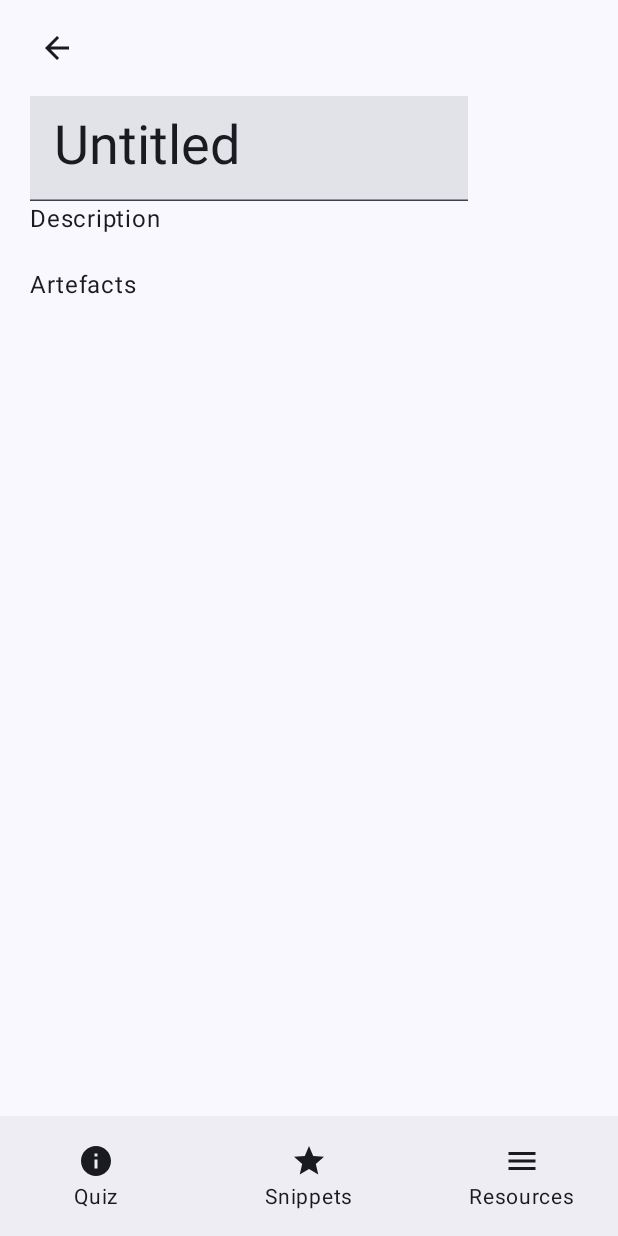
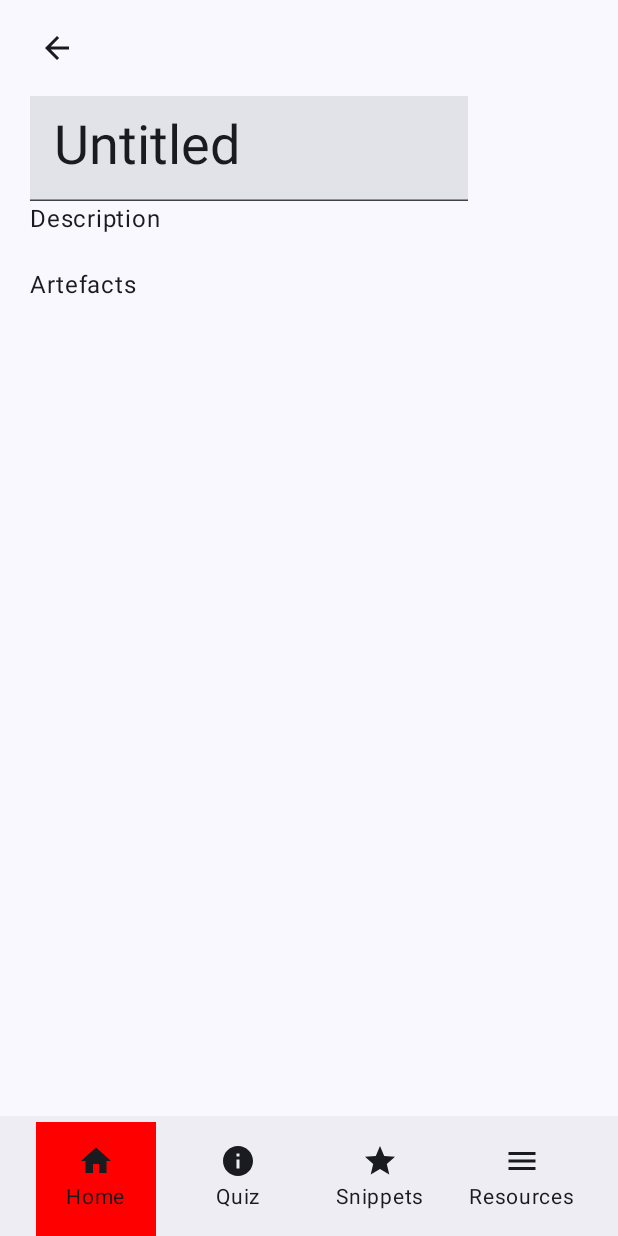
Before and after one commit to aminuolawale/Muffassa, an Android app built with Jetpack Compose: the composable CorpusScreen shown on its own in the app's theme, after a tap on "Untitled", on a phone screen of 412 x 824 dp. Run offline under Robolectric (Android 15) with nearby library versions, the phone set to English and light mode, and no system bars; our stand-ins replace Dagger/Hilt's generated code, Firebase (no records; nobody signed in at launch, a user with empty details on screens opened directly); 1 statement that could not run was skipped; 1 other tap on this screen came first.

Commit message:
corpus tab layout

```diff
--- a/app/src/main/java/com/aminuolawale/muffassa/MainActivity.kt
+++ b/app/src/main/java/com/aminuolawale/muffassa/MainActivity.kt
@@ -20,6 +20,9 @@ import androidx.navigation.navArgument
 import com.aminuolawale.muffassa.presentation.Screen
 import com.aminuolawale.muffassa.presentation.corpus.CorpusRoute
 import com.aminuolawale.muffassa.presentation.corpus.CorpusViewModel
+import com.aminuolawale.muffassa.presentation.corpus.quiz.QuizTab
+import com.aminuolawale.muffassa.presentation.corpus.resources.ResourcesTab
+import com.aminuolawale.muffassa.presentation.corpus.snippets.SnippetsTab
 import com.aminuolawale.muffassa.presentation.home.HomeEvent
 import com.aminuolawale.muffassa.presentation.home.HomeScreen
 import com.aminuolawale.muffassa.presentation.home.HomeViewModel
@@ -93,6 +96,15 @@ class MainActivity : AppCompatActivity() {
                                 it.arguments?.getString("corpusId")
                             )
                         }
+                        composable(route = Screen.Quiz.route) {
+                            QuizTab()
+                        }
+                        composable(route = Screen.Snippets.route) {
+                            SnippetsTab()
+                        }
+                        composable(route = Screen.Resources.route) {
+                            ResourcesTab()
+                        }
                         composable(route = Screen.NewResource.route) {
                             NewResourceScreen()
                         }
--- a/app/src/main/java/com/aminuolawale/muffassa/presentation/Screen.kt
+++ b/app/src/main/java/com/aminuolawale/muffassa/presentation/Screen.kt
@@ -5,5 +5,8 @@ sealed class Screen(val route: String) {
     data object Profile : Screen(route = "profile")
     data object Home : Screen(route = "home")
     data object Corpus : Screen(route = "corpus")
+    data object Quiz: Screen(route = "quiz")
+    data object Snippets: Screen(route="snippets")
+    data object Resources: Screen(route="resources")
     data object NewResource: Screen(route = "new_resource")
 }
--- a/app/src/main/java/com/aminuolawale/muffassa/presentation/components/AppBars.kt
+++ b/app/src/main/java/com/aminuolawale/muffassa/presentation/components/AppBars.kt
@@ -65,20 +65,3 @@ fun HomeTopAppBar(
         scrollBehavior = scrollBehavior
     )
 }
-
-
-
-@Composable
-fun BottomBarTabButton(isActive: Boolean, text: String?, content: @Composable () -> Unit) {
-    Surface(
-        modifier = Modifier.size(80.dp),
-        color = if (isActive) Color.Red else Color.Transparent
-    ) {
-        Column(verticalArrangement = Arrangement.Center, horizontalAlignment = Alignment.CenterHorizontally) {
-            content()
-            text?.let {
-                Text(text, fontSize = 14.sp)
-            }
-        }
-    }
-}
--- a/app/src/main/java/com/aminuolawale/muffassa/presentation/corpus/CorpusScreen.kt
+++ b/app/src/main/java/com/aminuolawale/muffassa/presentation/corpus/CorpusScreen.kt
@@ -20,6 +20,10 @@ import androidx.compose.ui.unit.dp
 import androidx.compose.ui.unit.sp
 import androidx.navigation.NavController
 import com.aminuolawale.muffassa.presentation.corpus.components.CorpusScaffold
+import com.aminuolawale.muffassa.presentation.corpus.home.HomeTab
+import com.aminuolawale.muffassa.presentation.corpus.quiz.QuizTab
+import com.aminuolawale.muffassa.presentation.corpus.resources.ResourcesTab
+import com.aminuolawale.muffassa.presentation.corpus.snippets.SnippetsTab
 
 @Composable
 fun CorpusScreen(navController: NavController, viewModel: CorpusViewModel) {
@@ -30,45 +34,13 @@ fun CorpusScreen(navController: NavController, viewModel: CorpusViewModel) {
                     .fillMaxSize()
                     .padding(20.dp, 60.dp, 20.dp, 0.dp)
             ) {
-                Row(
-                    modifier = Modifier.fillMaxWidth(),
-                    horizontalArrangement = Arrangement.Start,
-                    verticalAlignment = Alignment.CenterVertically
-                ) {
-                    TitleArea(
-                        text = state.value.corpus?.title ?: "Untitled",
-                        isEditing = state.value.editState == CorpusEditState.TITLE,
-                        onClick = {
-                            viewModel.onEvent(
-                                CorpusEvent.BeginEdit(
-                                    CorpusEditState.TITLE
-                                )
-                            )
-                        },
-                        onValueChange = { value ->
-                            viewModel.onEvent(
-                                CorpusEvent.TitleChanged(
-                                    value
-                                )
-                            )
-                        })
+                when (state.value.activeTab) {
+                    CorpusTab.HOME -> HomeTab(viewModel)
+                    CorpusTab.QUIZ -> QuizTab()
+                    CorpusTab.SNIPPETS -> SnippetsTab()
+                    CorpusTab.RESOURCES -> ResourcesTab()
+                }
 
-                }
-                Row(
-                    modifier = Modifier.fillMaxWidth(),
-                    horizontalArrangement = Arrangement.Start,
-                    verticalAlignment = Alignment.CenterVertically
-                ) {
-                    DescriptionArea(modifier = Modifier.fillMaxWidth(),
-                        text = state.value.corpus?.description ?: "Description",
-                        isEditing = state.value.editState == CorpusEditState.DESCRIPTION,
-                        onClick = { viewModel.onEvent(CorpusEvent.BeginEdit(CorpusEditState.DESCRIPTION)) },
-                        onValueChange = { viewModel.onEvent(CorpusEvent.DescriptionChanged(it)) })
-                }
-                Spacer(modifier = Modifier.height(20.dp))
-                Row(modifier = Modifier.fillMaxWidth(), horizontalArrangement = Arrangement.Start) {
-                    ContentArea()
-                }
             }
         }
     }
--- a/app/src/main/java/com/aminuolawale/muffassa/presentation/corpus/CorpusViewState.kt
+++ b/app/src/main/java/com/aminuolawale/muffassa/presentation/corpus/CorpusViewState.kt
@@ -15,6 +15,8 @@ enum class CorpusEditState {
 }
 
 enum class CorpusTab {
+     HOME,
+    QUIZ,
+    SNIPPETS,
     RESOURCES,
-    ARTEFACTS,
 }
--- a/app/src/main/java/com/aminuolawale/muffassa/presentation/corpus/components/CorpusAppBars.kt
+++ b/app/src/main/java/com/aminuolawale/muffassa/presentation/corpus/components/CorpusAppBars.kt
@@ -1,11 +1,15 @@
 package com.aminuolawale.muffassa.presentation.corpus.components
 
+import androidx.compose.foundation.clickable
 import androidx.compose.foundation.layout.Arrangement
+import androidx.compose.foundation.layout.Column
 import androidx.compose.foundation.layout.Row
 import androidx.compose.foundation.layout.fillMaxSize
 import androidx.compose.foundation.layout.padding
+import androidx.compose.foundation.layout.size
 import androidx.compose.material.icons.Icons
 import androidx.compose.material.icons.automirrored.filled.ArrowBack
+import androidx.compose.material.icons.filled.Home
 import androidx.compose.material.icons.filled.Info
 import androidx.compose.material.icons.filled.Menu
 import androidx.compose.material.icons.filled.Star
@@ -13,13 +17,17 @@ import androidx.compose.material3.BottomAppBar
 import androidx.compose.material3.ExperimentalMaterial3Api
 import androidx.compose.material3.Icon
 import androidx.compose.material3.IconButton
+import androidx.compose.material3.Surface
+import androidx.compose.material3.Text
 import androidx.compose.material3.TopAppBar
 import androidx.compose.material3.TopAppBarDefaults
 import androidx.compose.runtime.Composable
 import androidx.compose.ui.Alignment
 import androidx.compose.ui.Modifier
+import androidx.compose.ui.graphics.Color
 import androidx.compose.ui.unit.dp
-import com.aminuolawale.muffassa.presentation.components.BottomBarTabButton
+import androidx.compose.ui.unit.sp
+import com.aminuolawale.muffassa.presentation.corpus.CorpusTab
 
 
 @OptIn(ExperimentalMaterial3Api::class)
@@ -41,7 +49,10 @@ fun CorpusViewTopAppBar(onNavigationIconClick: () -> Unit) {
 }
 
 @Composable
-fun CorpusViewBottomAppBar() {
+fun CorpusViewBottomAppBar(
+    activeTab: CorpusTab = CorpusTab.HOME,
+    onButtonClick: (CorpusTab) -> Unit,
+) {
     BottomAppBar {
         Row(
             modifier = Modifier
@@ -50,15 +61,59 @@ fun CorpusViewBottomAppBar() {
             verticalAlignment = Alignment.CenterVertically,
             horizontalArrangement = Arrangement.SpaceBetween
         ) {
-            BottomBarTabButton(text= "Quiz", isActive = false) {
+            BottomBarTabButton(
+                text = "Home",
+                isActive = activeTab == CorpusTab.HOME,
+                onClick = { onButtonClick(CorpusTab.HOME) }) {
+                Icon(Icons.Default.Home, contentDescription = "Home")
+            }
+            BottomBarTabButton(
+                text = "Quiz",
+                isActive = activeTab == CorpusTab.QUIZ,
+                onClick = { onButtonClick(CorpusTab.QUIZ) }
+            ) {
                 Icon(Icons.Default.Info, contentDescription = "Quiz")
 
             }
-            BottomBarTabButton(text = "Snippets", isActive = false) {
+            BottomBarTabButton(
+                text = "Snippets",
+                isActive = activeTab == CorpusTab.SNIPPETS,
+                onClick = { onButtonClick(CorpusTab.SNIPPETS) }
+            ) {
                 Icon(Icons.Default.Star, contentDescription = "Snippets")
             }
-            BottomBarTabButton(text="Resources", isActive = false) {
+            BottomBarTabButton(
+                text = "Resources",
+                isActive = activeTab == CorpusTab.RESOURCES,
+                onClick = { onButtonClick(CorpusTab.RESOURCES) }
+            ) {
                 Icon(Icons.Default.Menu, contentDescription = "Resources")
+            }
+
+        }
+    }
+}
+
+@Composable
+fun BottomBarTabButton(
+    text: String?,
+    isActive: Boolean,
+    onClick: () -> Unit,
+    content: @Composable () -> Unit
+) {
+    Surface(
+        modifier = Modifier
+            .size(80.dp)
+            .clickable { onClick() },
+        color = if (isActive) Color.Red else Color.Transparent
+    ) {
+        Column(
+            verticalArrangement = Arrangement.Center,
+            horizontalAlignment = Alignment.CenterHorizontally
+        ) {
+            content()
+            text?.let {
+                Text(text, fontSize = 14.sp)
             }
         }
     }
--- a/app/src/main/java/com/aminuolawale/muffassa/presentation/corpus/components/CorpusScaffold.kt
+++ b/app/src/main/java/com/aminuolawale/muffassa/presentation/corpus/components/CorpusScaffold.kt
@@ -1,21 +1,34 @@
 package com.aminuolawale.muffassa.presentation.corpus.components
 
 import androidx.compose.runtime.Composable
+import androidx.compose.runtime.collectAsState
 import androidx.navigation.NavController
+import com.aminuolawale.muffassa.presentation.Screen
 import com.aminuolawale.muffassa.presentation.components.MuffassaScaffold
 import com.aminuolawale.muffassa.presentation.corpus.CorpusEvent
+import com.aminuolawale.muffassa.presentation.corpus.CorpusTab
 import com.aminuolawale.muffassa.presentation.corpus.CorpusViewModel
 
 
 @Composable
-fun CorpusScaffold(navController: NavController, viewModel: CorpusViewModel, content: @Composable () -> Unit) {
+fun CorpusScaffold(
+    navController: NavController,
+    viewModel: CorpusViewModel,
+    content: @Composable () -> Unit
+) {
+    viewModel.state.collectAsState().let { state ->
         MuffassaScaffold(
             topBar = { CorpusViewTopAppBar(onNavigationIconClick = { navController.popBackStack() }) },
-        bottomBar = { CorpusViewBottomAppBar() },
+            bottomBar = {
+                CorpusViewBottomAppBar(
+                    activeTab = state.value.activeTab,
+                    onButtonClick = { viewModel.onEvent(CorpusEvent.SelectTab(it)) })
+            },
             fab = {},
             onClick = { viewModel.onEvent(CorpusEvent.EndEdit) },
         ) {
             content()
         }
+    }
 
 }
--- /dev/null
+++ b/app/src/main/java/com/aminuolawale/muffassa/presentation/corpus/home/HomeTab.kt
@@ -0,0 +1,63 @@
+package com.aminuolawale.muffassa.presentation.corpus.home
+
+import androidx.compose.foundation.layout.Arrangement
+import androidx.compose.foundation.layout.Row
+import androidx.compose.foundation.layout.Spacer
+import androidx.compose.foundation.layout.fillMaxWidth
+import androidx.compose.foundation.layout.height
+import androidx.compose.runtime.Composable
+import androidx.compose.runtime.collectAsState
+import androidx.compose.ui.Alignment
+import androidx.compose.ui.Modifier
+import androidx.compose.ui.unit.dp
+import com.aminuolawale.muffassa.presentation.corpus.ContentArea
+import com.aminuolawale.muffassa.presentation.corpus.CorpusEditState
+import com.aminuolawale.muffassa.presentation.corpus.CorpusEvent
+import com.aminuolawale.muffassa.presentation.corpus.CorpusViewModel
+import com.aminuolawale.muffassa.presentation.corpus.DescriptionArea
+import com.aminuolawale.muffassa.presentation.corpus.TitleArea
+
+@Composable
+fun HomeTab(viewModel: CorpusViewModel) {
+    viewModel.state.collectAsState().let {state ->
+        Row(
+            modifier = Modifier.fillMaxWidth(),
+            horizontalArrangement = Arrangement.Start,
+            verticalAlignment = Alignment.CenterVertically
+        ) {
+            TitleArea(
+                text = state.value.corpus?.title ?: "Untitled",
+                isEditing = state.value.editState == CorpusEditState.TITLE,
+                onClick = {
+                    viewModel.onEvent(
+                        CorpusEvent.BeginEdit(
+                            CorpusEditState.TITLE
+                        )
+                    )
+                },
+                onValueChange = { value ->
+                    viewModel.onEvent(
+                        CorpusEvent.TitleChanged(
+                            value
+                        )
+                    )
+                })
+
+        }
+        Row(
+            modifier = Modifier.fillMaxWidth(),
+            horizontalArrangement = Arrangement.Start,
+            verticalAlignment = Alignment.CenterVertically
+        ) {
+            DescriptionArea(modifier = Modifier.fillMaxWidth(),
+                text = state.value.corpus?.description ?: "Description",
+                isEditing = state.value.editState == CorpusEditState.DESCRIPTION,
+                onClick = { viewModel.onEvent(CorpusEvent.BeginEdit(CorpusEditState.DESCRIPTION)) },
+                onValueChange = { viewModel.onEvent(CorpusEvent.DescriptionChanged(it)) })
+        }
+        Spacer(modifier = Modifier.height(20.dp))
+        Row(modifier = Modifier.fillMaxWidth(), horizontalArrangement = Arrangement.Start) {
+            ContentArea()
+        }
+    }
+}
--- /dev/null
+++ b/app/src/main/java/com/aminuolawale/muffassa/presentation/corpus/quiz/QuizTab.kt
@@ -0,0 +1,10 @@
+package com.aminuolawale.muffassa.presentation.corpus.quiz
+
+import androidx.compose.material3.Text
+import androidx.compose.runtime.Composable
+
+
+@Composable
+fun QuizTab() {
+    Text("Quiz")
+}
--- /dev/null
+++ b/app/src/main/java/com/aminuolawale/muffassa/presentation/corpus/resources/ResourcesTab.kt
@@ -0,0 +1,9 @@
+package com.aminuolawale.muffassa.presentation.corpus.resources
+
+import androidx.compose.material3.Text
+import androidx.compose.runtime.Composable
+
+@Composable
+fun ResourcesTab() {
+    Text("Resources")
+}
--- /dev/null
+++ b/app/src/main/java/com/aminuolawale/muffassa/presentation/corpus/snippets/SnippetsTab.kt
@@ -0,0 +1,9 @@
+package com.aminuolawale.muffassa.presentation.corpus.snippets
+
+import androidx.compose.material3.Text
+import androidx.compose.runtime.Composable
+
+@Composable
+fun SnippetsTab() {
+    Text("Snippets")
+}
```
Lines whose indentation alone changed are shown as unchanged.
